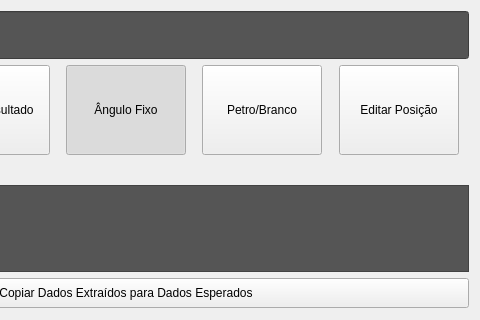
Above: LDFV2/interface/widgets/paramsocr.ui from Masipack/LDV before the change; both pictures show x 228 to 708 and y 0 to 320 of the 708 by 611 pixel window. Below: the same form after it.
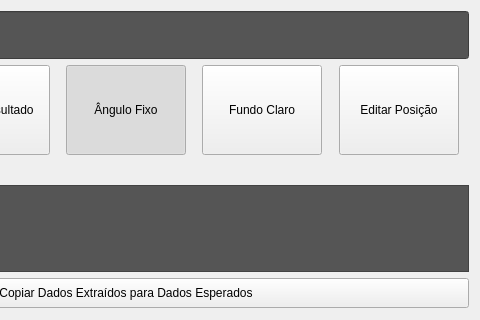
That is the form after the change. Icons and pictures are not drawn. Custom widgets are drawn as their Qt base class.

```diff
--- a/LDFV2/interface/widgets/paramsocr.ui
+++ b/LDFV2/interface/widgets/paramsocr.ui
@@ -282,7 +282,7 @@
         </size>
        </property>
        <property name="text">
-        <string>Petro/Branco</string>
+        <string>Fundo Claro</string>
        </property>
        <property name="checkable">
         <bool>true</bool>
```
